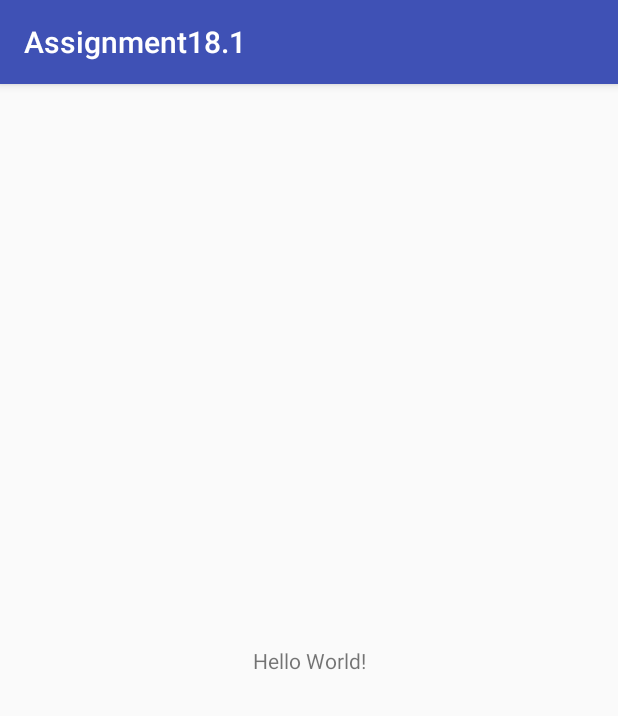
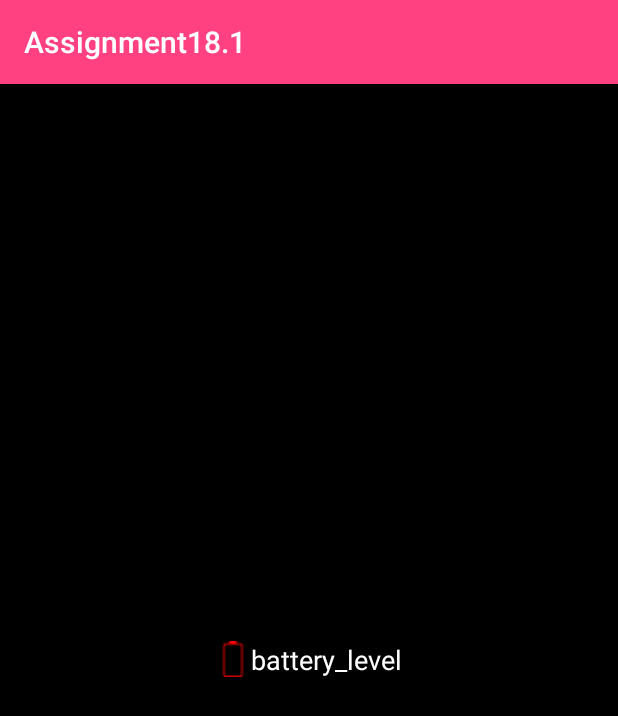
Before and after one commit to PrabhuAndroHunter/Assignment18.1, an Android app: the screen it shows after launch (MainActivity), on a phone screen of 412 x 824 dp. Shown: the top 716 px of the screen. Run offline under Robolectric (Android 15) with nearby library versions, the phone set to English and light mode, and no system bars.

Commit message:
final
final

```diff
--- a/app/src/main/java/com/assignment/MainActivity.java
+++ b/app/src/main/java/com/assignment/MainActivity.java
@@ -1,13 +1,73 @@
 package com.assignment;
 
+import android.content.BroadcastReceiver;
+import android.content.Context;
+import android.content.Intent;
+import android.content.IntentFilter;
+import android.os.BatteryManager;
 import android.support.v7.app.AppCompatActivity;
 import android.os.Bundle;
+import android.util.Log;
+import android.widget.ImageView;
+import android.widget.TextView;
 
 public class MainActivity extends AppCompatActivity {
+    private final String TAG = MainActivity.class.toString();
+    TextView mBatteryPercentageTv;
+    ImageView mBatteryLevelImV;
 
     @Override
     protected void onCreate(Bundle savedInstanceState) {
         super.onCreate(savedInstanceState);
+        Log.d(TAG, "onCreate: ");
+        // init layout
         setContentView(R.layout.activity_main);
+        // init textview and imageView
+        mBatteryPercentageTv = (TextView) findViewById(R.id.textview_battery_level);
+        mBatteryLevelImV = (ImageView) findViewById(R.id.image_view_battery_level);
+    }
+
+    @Override
+    protected void onStart() {
+        super.onStart();
+        // register broadCastReceiver for ACTION_BATTERY_CHANGED
+        IntentFilter batteryLevelFilter = new IntentFilter(Intent.ACTION_BATTERY_CHANGED);
+        registerReceiver(batteryLevelReciever, batteryLevelFilter);
+    }
+
+    @Override
+    protected void onStop() {
+        super.onStop();
+        // unregister broadCastReceiver
+        unregisterReceiver(batteryLevelReciever);
+    }
+
+    // battery level receiver
+    BroadcastReceiver batteryLevelReciever = new BroadcastReceiver() {
+        @Override
+        public void onReceive(Context context, Intent intent) {
+            // get battery level
+            int batteryLevel = intent.getIntExtra(BatteryManager.EXTRA_LEVEL, 0);
+            Log.d(TAG, "onReceive: " + batteryLevel);
+            updateBatteryLevel(batteryLevel); // update UI
+        }
+    };
+
+    // This method will update battery level image and textView
+    private void updateBatteryLevel(int batteryLevel) {
+        mBatteryPercentageTv.setText(batteryLevel + "%");
+        if (batteryLevel == 0) {
+            mBatteryLevelImV.setImageResource(R.drawable.ic_battery_empty);
+        } else if (batteryLevel < 10) {
+            mBatteryLevelImV.setImageResource(R.drawable.ic_battery_low);
+        } else if (batteryLevel < 50 && batteryLevel > 10) {
+            mBatteryLevelImV.setImageResource(R.drawable.ic_battery_below_half);
+        } else if (batteryLevel == 50) {
+            mBatteryLevelImV.setImageResource(R.drawable.ic_battery_half);
+        } else if (batteryLevel > 50 && batteryLevel < 100) {
+            mBatteryLevelImV.setImageResource(R.drawable.ic_battery_above_half);
+        } else if (batteryLevel == 100) {
+            mBatteryLevelImV.setImageResource(R.drawable.ic_battery_full);
+        }
     }
 }
--- a/app/src/main/res/layout/activity_main.xml
+++ b/app/src/main/res/layout/activity_main.xml
@@ -1,18 +1,30 @@
 <?xml version="1.0" encoding="utf-8"?>
-<android.support.constraint.ConstraintLayout xmlns:android="http://schemas.android.com/apk/res/android"
+<RelativeLayout xmlns:android="http://schemas.android.com/apk/res/android"
     xmlns:app="http://schemas.android.com/apk/res-auto"
     xmlns:tools="http://schemas.android.com/tools"
     android:layout_width="match_parent"
     android:layout_height="match_parent"
+    android:background="@color/colorBackground"
     tools:context="com.assignment.MainActivity">
 
-    <TextView
+    <LinearLayout
         android:layout_width="wrap_content"
         android:layout_height="wrap_content"
-        android:text="Hello World!"
-        app:layout_constraintBottom_toBottomOf="parent"
-        app:layout_constraintLeft_toLeftOf="parent"
-        app:layout_constraintRight_toRightOf="parent"
-        app:layout_constraintTop_toTopOf="parent" />
+        android:layout_centerInParent="true">
 
-</android.support.constraint.ConstraintLayout>
+        <ImageView
+            android:id="@+id/image_view_battery_level"
+            android:layout_width="wrap_content"
+            android:layout_height="wrap_content"
+            android:src="@drawable/ic_battery_empty" />
+
+        <TextView
+            android:id="@+id/textview_battery_level"
+            android:layout_width="wrap_content"
+            android:layout_height="wrap_content"
+            android:layout_gravity="center_vertical"
+            android:text="battery_level"
+            android:textColor="@android:color/white"
+            android:textSize="18sp" />
+    </LinearLayout>
+</RelativeLayout>
--- a/app/src/main/res/values/colors.xml
+++ b/app/src/main/res/values/colors.xml
@@ -1,6 +1,8 @@
 <?xml version="1.0" encoding="utf-8"?>
 <resources>
-    <color name="colorPrimary">#3F51B5</color>
-    <color name="colorPrimaryDark">#303F9F</color>
+    <color name="colorPrimary">#FF4081</color>
+    <color name="colorPrimaryDark">#FF4081</color>
     <color name="colorAccent">#FF4081</color>
+    <color name="colorBackground">#000000</color>
+
 </resources>
```
Also changed, not shown: app/src/main/res/drawable/ic_battery_above_half.png (added), app/src/main/res/drawable/ic_battery_below_half.png (added), app/src/main/res/drawable/ic_battery_empty.png (added), app/src/main/res/drawable/ic_battery_full.png (added), app/src/main/res/drawable/ic_battery_half.png (added), app/src/main/res/drawable/ic_battery_low.png (added), 7 other files.
